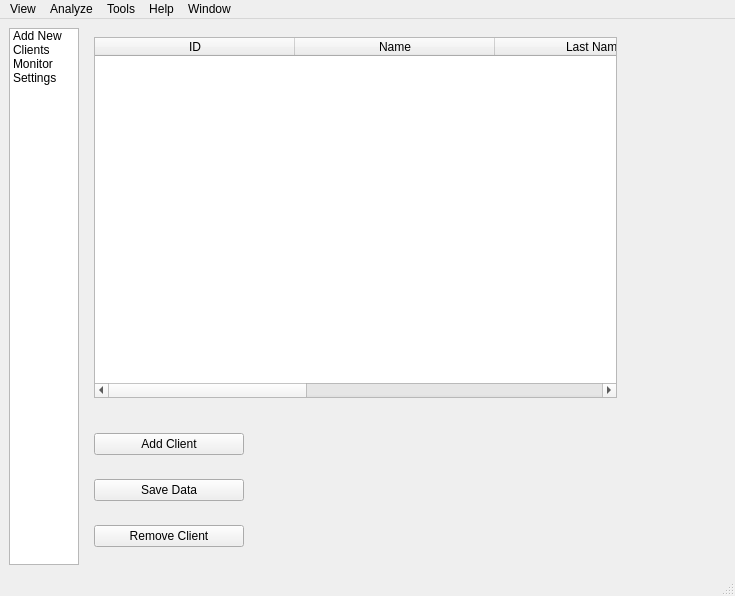
Qt form rfid_security/mainwindow.ui (catan2001/SecureDoor-RFID) before a commit.
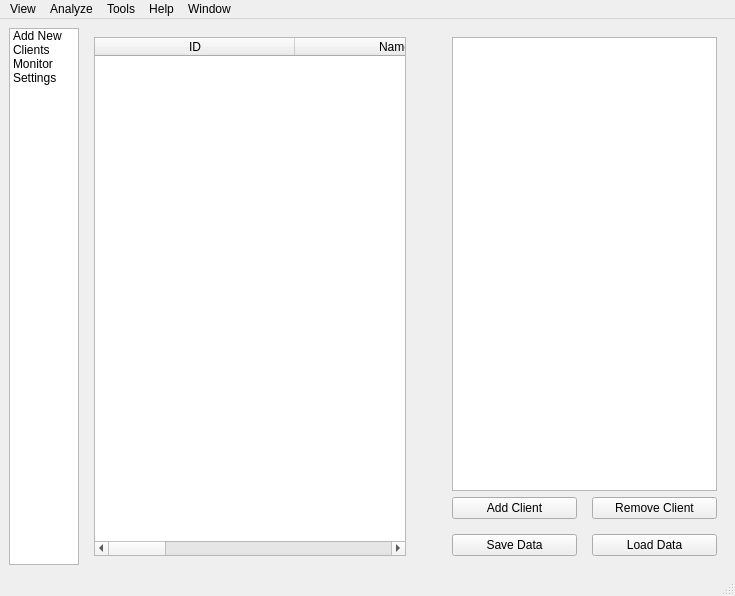
The same form after that commit. The open tabs and pages were chosen to show the change.

```diff
--- a/rfid_security/mainwindow.ui
+++ b/rfid_security/mainwindow.ui
@@ -292,28 +292,24 @@
            <verstretch>0</verstretch>
           </sizepolicy>
          </property>
-         <layout class="QGridLayout" name="gridLayout" rowstretch="2,0,0,0,0,0,0,0,0,0,0" columnstretch="2,0,0,0,0,0,0,0">
-          <item row="7" column="3">
-           <spacer name="verticalSpacer_2">
-            <property name="orientation">
-             <enum>Qt::Vertical</enum>
-            </property>
-            <property name="sizeHint" stdset="0">
-             <size>
-              <width>20</width>
-              <height>40</height>
-             </size>
-            </property>
-           </spacer>
-          </item>
-          <item row="0" column="0">
+         <layout class="QHBoxLayout" name="horizontalLayout_15" stretch="1,0,0">
+          <item>
            <widget class="QTableWidget" name="tableWidget">
+            <property name="minimumSize">
+             <size>
+              <width>300</width>
+              <height>0</height>
+             </size>
+            </property>
             <property name="maximumSize">
              <size>
-              <width>1100</width>
+              <width>1400</width>
               <height>16777215</height>
              </size>
             </property>
+            <property name="frameShape">
+             <enum>QFrame::StyledPanel</enum>
+            </property>
             <property name="lineWidth">
              <number>2</number>
             </property>
@@ -323,12 +319,27 @@
             <property name="sizeAdjustPolicy">
              <enum>QAbstractScrollArea::AdjustIgnored</enum>
             </property>
+            <property name="editTriggers">
+             <set>QAbstractItemView::AnyKeyPressed|QAbstractItemView::DoubleClicked|QAbstractItemView::EditKeyPressed</set>
+            </property>
+            <property name="showDropIndicator" stdset="0">
+             <bool>true</bool>
+            </property>
+            <property name="dragEnabled">
+             <bool>false</bool>
+            </property>
+            <property name="alternatingRowColors">
+             <bool>true</bool>
+            </property>
             <property name="gridStyle">
              <enum>Qt::SolidLine</enum>
             </property>
             <property name="sortingEnabled">
              <bool>true</bool>
             </property>
+            <property name="rowCount">
+             <number>0</number>
+            </property>
             <attribute name="horizontalHeaderCascadingSectionResizes">
              <bool>true</bool>
             </attribute>
@@ -341,6 +352,9 @@
             <attribute name="horizontalHeaderStretchLastSection">
              <bool>true</bool>
             </attribute>
+            <attribute name="verticalHeaderShowSortIndicator" stdset="0">
+             <bool>true</bool>
+            </attribute>
             <column>
              <property name="text">
               <string>ID</string>
@@ -368,21 +382,8 @@
             </column>
            </widget>
           </item>
-          <item row="0" column="4">
-           <spacer name="verticalSpacer_3">
-            <property name="orientation">
-             <enum>Qt::Vertical</enum>
-            </property>
-            <property name="sizeHint" stdset="0">
-             <size>
-              <width>20</width>
-              <height>342</height>
-             </size>
-            </property>
-           </spacer>
-          </item>
-          <item row="0" column="3">
-           <spacer name="horizontalSpacer_4">
+          <item>
+           <spacer name="horizontalSpacer">
             <property name="orientation">
              <enum>Qt::Horizontal</enum>
             </property>
@@ -394,11 +395,36 @@
             </property>
            </spacer>
           </item>
-          <item row="5" column="0">
+          <item>
+           <layout class="QVBoxLayout" name="verticalLayout_10">
+            <item>
+             <widget class="QListWidget" name="listWidget_2">
+              <property name="minimumSize">
+               <size>
+                <width>200</width>
+                <height>0</height>
+               </size>
+              </property>
+              <property name="maximumSize">
+               <size>
+                <width>300</width>
+                <height>16777215</height>
+               </size>
+              </property>
+             </widget>
+            </item>
+            <item>
+             <layout class="QVBoxLayout" name="verticalLayout_9">
+              <property name="spacing">
+               <number>15</number>
+              </property>
+              <item>
+               <layout class="QHBoxLayout" name="horizontalLayout_14">
+                <item>
            <widget class="QPushButton" name="pushButton_4">
             <property name="minimumSize">
              <size>
-              <width>100</width>
+                    <width>125</width>
               <height>0</height>
              </size>
             </property>
@@ -413,11 +439,11 @@
             </property>
            </widget>
           </item>
-          <item row="7" column="0">
+                <item>
            <widget class="QPushButton" name="pushButton_3">
             <property name="minimumSize">
              <size>
-              <width>100</width>
+                    <width>125</width>
               <height>0</height>
              </size>
             </property>
@@ -432,37 +458,15 @@
             </property>
            </widget>
           </item>
-          <item row="2" column="0">
-           <spacer name="horizontalSpacer">
-            <property name="orientation">
-             <enum>Qt::Horizontal</enum>
-            </property>
-            <property name="sizeHint" stdset="0">
-             <size>
-              <width>497</width>
-              <height>20</height>
-             </size>
-            </property>
-           </spacer>
-          </item>
-          <item row="2" column="7">
-           <spacer name="horizontalSpacer_3">
-            <property name="orientation">
-             <enum>Qt::Horizontal</enum>
-            </property>
-            <property name="sizeHint" stdset="0">
-             <size>
-              <width>40</width>
-              <height>20</height>
-             </size>
-            </property>
-           </spacer>
-          </item>
-          <item row="6" column="0">
+               </layout>
+              </item>
+              <item>
+               <layout class="QHBoxLayout" name="horizontalLayout_13">
+                <item>
            <widget class="QPushButton" name="pushButton_5">
             <property name="minimumSize">
              <size>
-              <width>100</width>
+                    <width>125</width>
               <height>0</height>
              </size>
             </property>
@@ -477,31 +481,24 @@
             </property>
            </widget>
           </item>
-          <item row="5" column="3">
-           <spacer name="verticalSpacer_4">
-            <property name="orientation">
-             <enum>Qt::Vertical</enum>
-            </property>
-            <property name="sizeHint" stdset="0">
+                <item>
+                 <widget class="QPushButton" name="pushButton_7">
+                  <property name="minimumSize">
              <size>
-              <width>20</width>
-              <height>40</height>
-             </size>
-            </property>
-           </spacer>
-          </item>
-          <item row="6" column="3">
-           <spacer name="verticalSpacer_5">
-            <property name="orientation">
-             <enum>Qt::Vertical</enum>
-            </property>
-            <property name="sizeHint" stdset="0">
-             <size>
-              <width>20</width>
-              <height>40</height>
-             </size>
-            </property>
-           </spacer>
+                    <width>125</width>
+                    <height>0</height>
+                   </size>
+                  </property>
+                  <property name="text">
+                   <string>Load Data</string>
+                  </property>
+                 </widget>
+                </item>
+               </layout>
+              </item>
+             </layout>
+            </item>
+           </layout>
           </item>
          </layout>
         </widget>
```
Left out of the diff: 148 changed lines with no effect on the pictures. Lines whose indentation alone changed are shown as unchanged.
